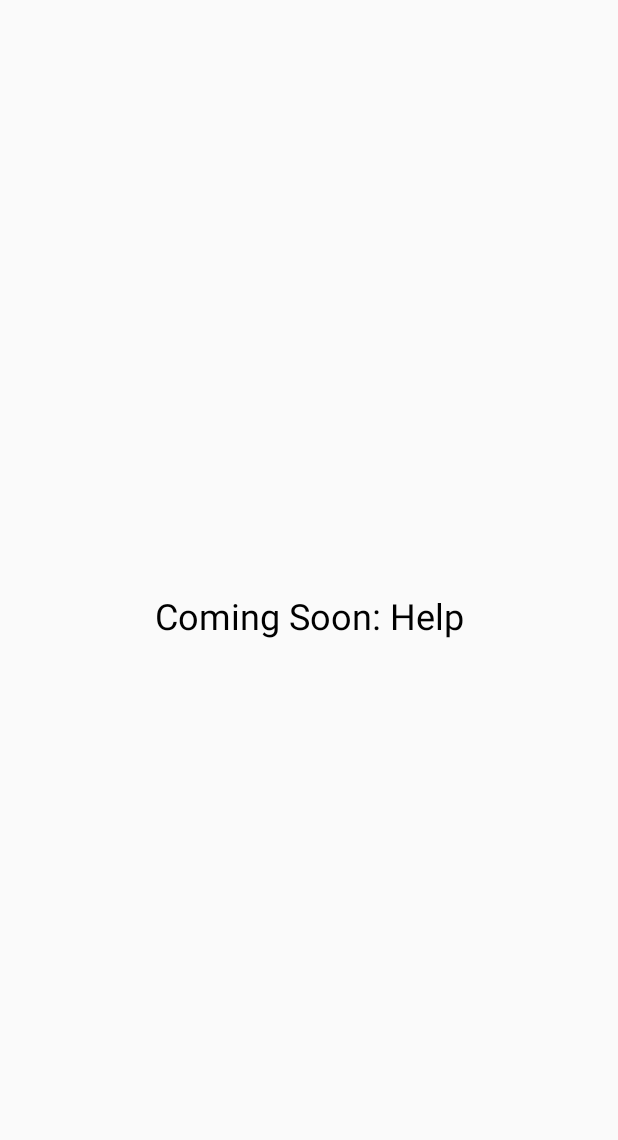
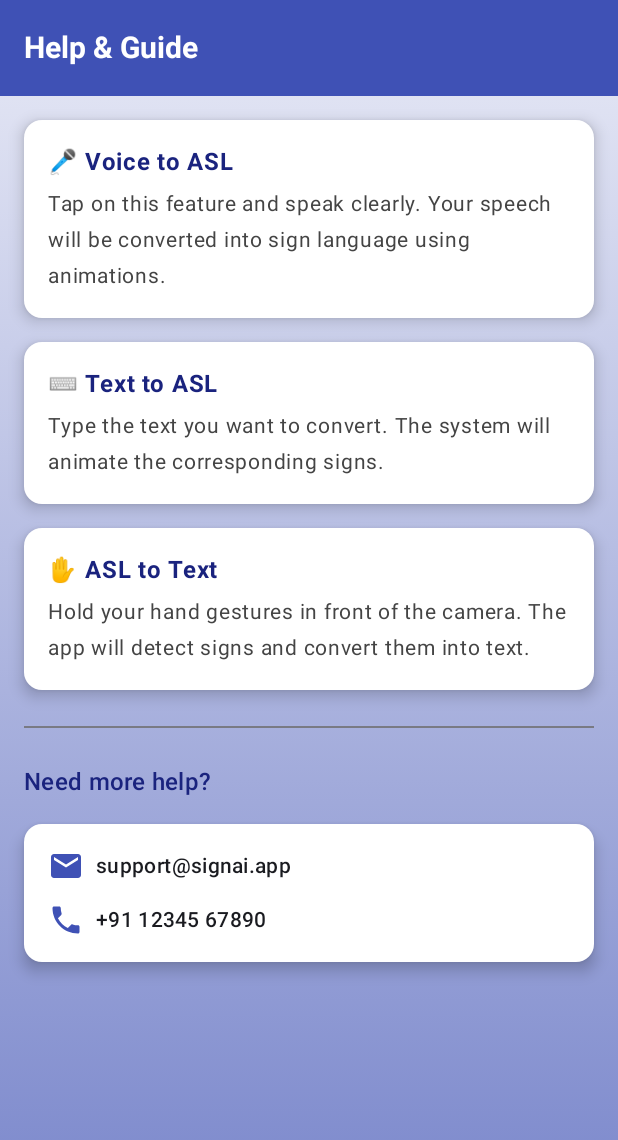
Before and after one commit to kartik417/RealtimeApps, an Android app built with Jetpack Compose: the HelpScreen screen opened through its navigation route, on a phone screen of 412 x 824 dp. Shown: the top 1140 px of the screen. Run offline under Robolectric (Android 15) with nearby library versions, the phone set to English and light mode, and no system bars; libraries missing offline, so code that uses them is left out: coil.decode; pictures from the network do not load; 1 statement that could not run was skipped.

Commit message:
Added help screen and enhance ui for home screen and sign language animator screen

```diff
--- a/app/src/main/java/com/example/signlanguagetranslationactivity/AppNavGraph.kt
+++ b/app/src/main/java/com/example/signlanguagetranslationactivity/AppNavGraph.kt
@@ -1,5 +1,6 @@
 package com.example.signlanguagetranslationactivity
 
+import android.annotation.SuppressLint
 import androidx.compose.foundation.layout.Box
 import androidx.compose.foundation.layout.fillMaxSize
 import androidx.compose.material3.MaterialTheme
@@ -11,9 +12,11 @@ import androidx.navigation.compose.NavHost
 import androidx.navigation.compose.composable
 import androidx.navigation.compose.rememberNavController
 import com.example.signlanguagetranslationactivity.hand_gesture_detection.CameraPermissionWrapper
+import com.example.signlanguagetranslationactivity.user_info.HelpScreen
 import com.example.signlanguagetranslationactivity.user_info.LoginScreen
 import com.example.signlanguagetranslationactivity.user_info.SignupScreen
 
+@SuppressLint("SuspiciousIndentation")
 @Composable
 fun AppNavGraph(startDestination: String = Screen.Home.route) {
     val navController = rememberNavController()
@@ -46,7 +49,7 @@ fun AppNavGraph(startDestination: String = Screen.Home.route) {
         composable(Screen.TextToASL.route) { TextToASLScreen() }
         composable(Screen.SignToText.route) { CameraPermissionWrapper() }
         composable(Screen.Settings.route) { PlaceholderScreen("Settings") }
-        composable(Screen.Help.route) { PlaceholderScreen("Help") }
+        composable(Screen.Help.route) { HelpScreen() }
     }
 }
 
--- a/app/src/main/java/com/example/signlanguagetranslationactivity/HomeScreen.kt
+++ b/app/src/main/java/com/example/signlanguagetranslationactivity/HomeScreen.kt
@@ -10,11 +10,11 @@ import androidx.compose.ui.Alignment
 import androidx.compose.ui.Modifier
 import androidx.compose.ui.graphics.Brush
 import androidx.compose.ui.graphics.Color
+import androidx.compose.ui.graphics.vector.ImageVector
 import androidx.compose.ui.text.font.FontWeight
 import androidx.compose.ui.tooling.preview.Preview
 import androidx.compose.ui.unit.dp
 import androidx.compose.ui.unit.sp
-
 @OptIn(ExperimentalMaterial3Api::class)
 @Composable
 fun ModernHomeScreen(onNavigate: (String) -> Unit = {}) {
@@ -26,15 +26,16 @@ fun ModernHomeScreen(onNavigate: (String) -> Unit = {}) {
                 title = {
                     Text(
                         text = "🤟 Sign Translator",
-                        fontWeight = FontWeight.Bold,
-                        fontSize = 20.sp
+                        fontWeight = FontWeight.ExtraBold,
+                        fontSize = 22.sp,
+                        color = Color.White
                     )
-
-                }
+                },
+                colors = TopAppBarDefaults.topAppBarColors(containerColor = Color(0xFF3F51B5))
             )
         },
         bottomBar = {
-            NavigationBar {
+            NavigationBar(containerColor = Color.White) {
                 NavigationBarItem(
                     selected = selectedTab == 0,
                     onClick = {
@@ -65,81 +66,121 @@ fun ModernHomeScreen(onNavigate: (String) -> Unit = {}) {
             }
         }
     ) { padding ->
-        Box(
+
+        Column(
             modifier = Modifier
                 .fillMaxSize()
                 .background(
                     Brush.verticalGradient(
-                        colors = listOf(Color(0xFFE3F2FD), Color(0xFFBBDEFB))
+                        listOf(Color(0xFFE8EAF6), Color(0xFF7986CB))
                     )
                 )
                 .padding(padding)
-                .padding(16.dp)
-        ) {
-
-            Column(
-                modifier = Modifier.fillMaxSize(),
+                .padding(horizontal = 16.dp, vertical = 8.dp),
             verticalArrangement = Arrangement.spacedBy(24.dp),
             horizontalAlignment = Alignment.CenterHorizontally
         ) {
+
+            // Hero Section
             Row(
-                    verticalAlignment = Alignment.CenterVertically,
+                modifier = Modifier.fillMaxWidth(),
                 horizontalArrangement = Arrangement.SpaceBetween,
-                    modifier = Modifier.fillMaxWidth()
+                verticalAlignment = Alignment.CenterVertically
             ) {
+                Column {
                     Text(
-                        text = "Welcome!",
+                        text = "Welcome back!",
                         style = MaterialTheme.typography.headlineMedium,
-                        fontWeight = FontWeight.SemiBold
+                        fontWeight = FontWeight.Bold,
+                        color = Color(0xFF1A237E)
                     )
+                    Text(
+                        text = "Translate between sign and speech in real time.",
+                        style = MaterialTheme.typography.bodyMedium,
+                        color = Color.DarkGray
+                    )
+                }
 
                 GifImage(
                     rawResId = R.drawable.animation,
-                        modifier = Modifier.size(100.dp)
+                    modifier = Modifier.size(90.dp)
                 )
             }
 
-
-                FeatureCardModern("🎤 Voice to ASL", "Speak and see sign animation", Icons.Default.Mic) {
+            // Cards
+            FeatureCardModern(
+                title = "🎤 Voice to ASL",
+                subtitle = "Speak and see live sign animation",
+                icon = Icons.Default.Mic,
+                color = Color(0xFF64B5F6)
+            ) {
                 onNavigate("voice_to_asl")
             }
 
-                FeatureCardModern("⌨️ Text to ASL", "Type and convert to signs", Icons.Default.TextFields) {
+            FeatureCardModern(
+                title = "⌨️ Text to ASL",
+                subtitle = "Type and convert to signs",
+                icon = Icons.Default.TextFields,
+                color = Color(0xFF9575CD)
+            ) {
                 onNavigate("text_to_asl")
             }
 
-                FeatureCardModern("✋ ASL to Text", "Show gestures, get words", Icons.Default.Gesture) {
+            FeatureCardModern(
+                title = "✋ ASL to Text",
+                subtitle = "Show signs, get text back",
+                icon = Icons.Default.Gesture,
+                color = Color(0xFF4DB6AC)
+            ) {
                 onNavigate("sign_to_text")
-                }
             }
         }
     }
 }
 
 @Composable
-fun FeatureCardModern(title: String, subtitle: String, icon: androidx.compose.ui.graphics.vector.ImageVector, onClick: () -> Unit) {
+fun FeatureCardModern(
+    title: String,
+    subtitle: String,
+    icon: ImageVector,
+    color: Color,
+    onClick: () -> Unit
+) {
     Card(
         onClick = onClick,
         modifier = Modifier
             .fillMaxWidth()
-            .height(100.dp),
-        colors = CardDefaults.cardColors(containerColor = Color.White.copy(alpha = 0.95f)),
-        elevation = CardDefaults.cardElevation(8.dp),
-        shape = MaterialTheme.shapes.medium
+            .height(110.dp),
+        shape = MaterialTheme.shapes.large,
+        elevation = CardDefaults.cardElevation(defaultElevation = 10.dp),
+        colors = CardDefaults.cardColors(containerColor = Color.White.copy(alpha = 0.98f))
     ) {
         Row(
             modifier = Modifier
                 .fillMaxSize()
                 .padding(16.dp),
             verticalAlignment = Alignment.CenterVertically,
-            horizontalArrangement = Arrangement.spacedBy(16.dp)
+            horizontalArrangement = Arrangement.spacedBy(20.dp)
         ) {
-            Icon(icon, contentDescription = null, tint = MaterialTheme.colorScheme.primary, modifier = Modifier.size(32.dp))
+            Icon(
+                icon,
+                contentDescription = null,
+                tint = color,
+                modifier = Modifier.size(40.dp)
+            )
             Column {
-                Text(title, style = MaterialTheme.typography.titleMedium, fontWeight = FontWeight.SemiBold)
-                Spacer(modifier = Modifier.height(4.dp))
-                Text(subtitle, style = MaterialTheme.typography.bodySmall)
+                Text(title, fontWeight = FontWeight.SemiBold, fontSize = 18.sp, color = Color.Black)
+                Text(subtitle, fontSize = 14.sp, color = Color.DarkGray)
             }
         }
     }
 }
+
+
+@Preview(showBackground = true, showSystemUi = true)
+@Composable
+fun PreviewModernHomeScreen() {
+    MaterialTheme {
+        ModernHomeScreen()
+    }
+}
--- a/app/src/main/java/com/example/signlanguagetranslationactivity/hand_gesture_detection/RetrofitInstance.kt
+++ b/app/src/main/java/com/example/signlanguagetranslationactivity/hand_gesture_detection/RetrofitInstance.kt
@@ -4,7 +4,8 @@ import retrofit2.Retrofit
 import retrofit2.converter.gson.GsonConverterFactory
 
 object RetrofitInstance {
-    private const val BASE_URL = "http://192.168.91.182:5000"
+    private const val BASE_URL = "http://10.27.163.182:5000/"
+
 
     val api: GestureApiService by lazy {
         Retrofit.Builder()
--- /dev/null
+++ b/app/src/main/java/com/example/signlanguagetranslationactivity/user_info/HelpScreen.kt
@@ -0,0 +1,131 @@
+package com.example.signlanguagetranslationactivity.user_info
+
+import androidx.compose.foundation.background
+import androidx.compose.foundation.layout.*
+import androidx.compose.material.icons.Icons
+import androidx.compose.material.icons.filled.*
+import androidx.compose.material3.*
+import androidx.compose.runtime.*
+import androidx.compose.ui.Alignment
+import androidx.compose.ui.Modifier
+import androidx.compose.ui.graphics.Brush
+import androidx.compose.ui.graphics.Color
+import androidx.compose.ui.graphics.vector.ImageVector
+import androidx.compose.ui.text.font.FontWeight
+import androidx.compose.ui.tooling.preview.Preview
+import androidx.compose.ui.unit.dp
+import androidx.compose.ui.unit.sp
+
+@OptIn(ExperimentalMaterial3Api::class)
+@Composable
+fun HelpScreen() {
+    Scaffold(
+        topBar = {
+            TopAppBar(
+                title = {
+                    Text(
+                        text = "Help & Guide",
+                        fontWeight = FontWeight.Bold,
+                        fontSize = 20.sp,
+                        color = Color.White
+                    )
+                },
+                colors = TopAppBarDefaults.topAppBarColors(containerColor = Color(0xFF3F51B5))
+            )
+        }
+    ) { padding ->
+        Column(
+            modifier = Modifier
+                .fillMaxSize()
+                .background(
+                    Brush.verticalGradient(
+                        listOf(Color(0xFFE8EAF6), Color(0xFF7986CB))
+                    )
+                )
+                .padding(padding)
+                .padding(16.dp),
+            verticalArrangement = Arrangement.spacedBy(16.dp)
+        ) {
+            HelpCard(
+                title = "🎤 Voice to ASL",
+                description = "Tap on this feature and speak clearly. Your speech will be converted into sign language using animations."
+            )
+
+            HelpCard(
+                title = "⌨️ Text to ASL",
+                description = "Type the text you want to convert. The system will animate the corresponding signs."
+            )
+
+            HelpCard(
+                title = "✋ ASL to Text",
+                description = "Hold your hand gestures in front of the camera. The app will detect signs and convert them into text."
+            )
+
+            Divider(modifier = Modifier.padding(vertical = 8.dp))
+
+            Text(
+                text = "Need more help?",
+                style = MaterialTheme.typography.titleMedium,
+                fontWeight = FontWeight.SemiBold,
+                color = Color(0xFF1A237E)
+            )
+
+            Card(
+                modifier = Modifier
+                    .fillMaxWidth(),
+                shape = MaterialTheme.shapes.medium,
+                colors = CardDefaults.cardColors(containerColor = Color.White),
+                elevation = CardDefaults.cardElevation(6.dp)
+            ) {
+                Column(modifier = Modifier.padding(16.dp)) {
+                    Row(verticalAlignment = Alignment.CenterVertically) {
+                        Icon(Icons.Default.Email, contentDescription = "Email", tint = Color(0xFF3F51B5))
+                        Spacer(modifier = Modifier.width(8.dp))
+                        Text(
+                            text = "support@signai.app",
+                            style = MaterialTheme.typography.bodyMedium,
+                            fontWeight = FontWeight.Medium
+                        )
+                    }
+
+                    Spacer(modifier = Modifier.height(12.dp))
+
+                    Row(verticalAlignment = Alignment.CenterVertically) {
+                        Icon(Icons.Default.Phone, contentDescription = "Phone", tint = Color(0xFF3F51B5))
+                        Spacer(modifier = Modifier.width(8.dp))
+                        Text(
+                            text = "+91 12345 67890",
+                            style = MaterialTheme.typography.bodyMedium,
+                            fontWeight = FontWeight.Medium
+                        )
+                    }
+                }
+            }
+
+        }
+    }
+}
+
+@Composable
+fun HelpCard(title: String, description: String) {
+    Card(
+        modifier = Modifier.fillMaxWidth(),
+        shape = MaterialTheme.shapes.medium,
+        colors = CardDefaults.cardColors(containerColor = Color.White),
+        elevation = CardDefaults.cardElevation(6.dp)
+    ) {
+        Column(modifier = Modifier.padding(16.dp)) {
+            Text(title, fontWeight = FontWeight.Bold, fontSize = 16.sp, color = Color(0xFF1A237E))
+            Spacer(modifier = Modifier.height(4.dp))
+            Text(description, fontSize = 14.sp, color = Color.DarkGray)
+        }
+    }
+}
+
+@Preview(showBackground = true, showSystemUi = true)
+@Composable
+fun PreviewHelpScreen() {
+    MaterialTheme {
+        HelpScreen()
+    }
+}
```
Also changed, not shown: app/src/main/java/com/example/signlanguagetranslationactivity/SignAnimation/SignLanguageAnimator.kt (+75 -33 lines). Lines whose indentation alone changed are shown as unchanged.
